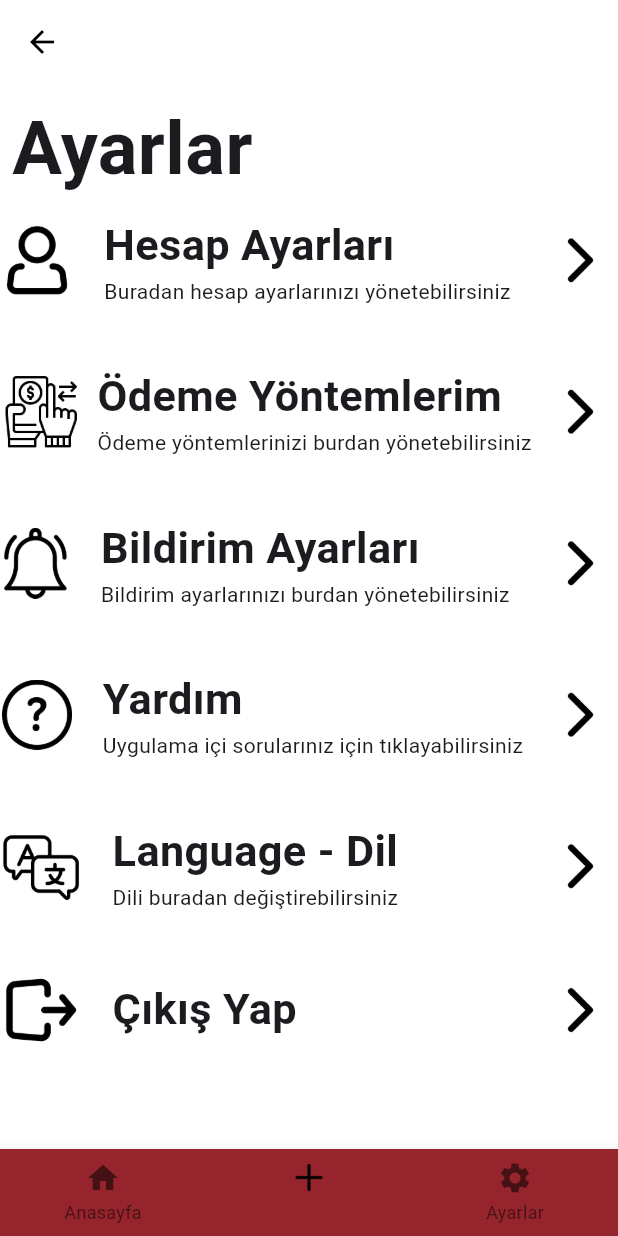
After one commit to GonderGelsin/gondergelsin-mobile-app, a Flutter app: the screen it shows after launch, item 3 of the bottom bar chosen, on a phone screen of 412 x 824 dp. The commit adds this screen. Run offline on Flutter 3.47's test engine with Material 3 defaults, Android fonts, the phone set to English and light mode, and no system bars; Roboto replaces fonts that are missing (Mali).

Commit message:
Ayarlar sayfasını yaptım

```diff
--- a/lib/main.dart
+++ b/lib/main.dart
@@ -19,7 +19,7 @@ class MyApp extends StatelessWidget {
       debugShowCheckedModeBanner: false,
       theme: theme(),
       // home: SplashScreen(),
-      initialRoute: SplashScreen.routeName,
+      initialRoute: HomePage.routName,
 
       routes: routes,
     );
--- a/lib/pages/home/components/body.dart
+++ b/lib/pages/home/components/body.dart
@@ -1,7 +1,10 @@
 import 'package:flutter/material.dart';
+import 'package:flutter_application_1/constants.dart';
 import 'package:flutter_application_1/pages/home/components/notif_screen.dart';
 import 'package:flutter_application_1/pages/home/components/profile_screen.dart';
 import 'package:flutter_application_1/pages/home/home_screen.dart';
+import 'package:flutter_application_1/pages/settings/components/body.dart';
+import 'package:flutter_application_1/pages/settings/settings_screen.dart';
 import 'package:flutter_application_1/size_config.dart';
 
 class Body extends StatefulWidget {
@@ -14,13 +17,21 @@ class _BodyState extends State<Body> {
 
   final List<Widget> _widgetOptions = <Widget>[
     HomePage(),
-    Text('Settings'), // Buraya Settings ekranını yerleştirin
+    SettingsPage(), // SettingsPage eklendi
   ];
 
   void _onItemTapped(int index) {
     setState(() {
       _selectedIndex = index;
     });
+
+    // BottomNavigationBar'ın seçilen öğesine göre sayfa değiştirme işlemi
+    if (_selectedIndex == 2) {
+      Navigator.push(
+        context,
+        MaterialPageRoute(builder: (context) => SettingsPage()),
+      );
+    }
   }
 
   @override
@@ -132,14 +143,18 @@ class _BodyState extends State<Body> {
           ),
         ),
         bottomNavigationBar: BottomNavigationBar(
-          backgroundColor: Colors.transparent,
-          items: const <BottomNavigationBarItem>[
+          backgroundColor: kPrimaryColor,
+          items: <BottomNavigationBarItem>[
             BottomNavigationBarItem(
               icon: Icon(Icons.home),
               label: 'Anasayfa',
             ),
             BottomNavigationBarItem(
-              icon: SizedBox.shrink(), // İkon olmayacak
+              icon: Image.asset(
+                'assets/icons/Arturo-Wibawa-Akar-Plus.512.png',
+                width: 24, // Genişlik
+                height: 24, // Yükseklik
+              ),
               label: '', // Boş label
             ),
             BottomNavigationBarItem(
@@ -153,12 +168,12 @@ class _BodyState extends State<Body> {
         ),
         floatingActionButton: FloatingActionButton(
           onPressed: () {
-            // FAB'a basıldığında yapılacak işlem
+            // "chat" FAB'a basıldığında yapılacak işlem
           },
-          child: Icon(Icons.add),
-          backgroundColor: Colors.white,
+          child: Icon(Icons.chat), // "chat" simgesi
+          backgroundColor: kPrimaryColor, // "chat" FAB'ın arka plan rengi
         ),
-        floatingActionButtonLocation: FloatingActionButtonLocation.centerDocked,
+        floatingActionButtonLocation: FloatingActionButtonLocation.endFloat,
       ),
     );
   }
--- a/lib/pages/register_page.dart
+++ b/lib/pages/register_page.dart
@@ -110,6 +110,8 @@ class MyButton extends StatelessWidget {
 
   @override
   Widget build(BuildContext context) {
+    return Scaffold();
+
     return GestureDetector(
       onTap:
           onTap, // onTap parametresini kullanarak signUserIn fonksiyonunu tetikler
--- /dev/null
+++ b/lib/pages/settings/components/body.dart
@@ -0,0 +1,313 @@
+import 'package:flutter/material.dart';
+import 'package:flutter_application_1/constants.dart';
+import 'package:flutter_application_1/size_config.dart';
+
+class SettingsPage extends StatelessWidget {
+  @override
+  Widget build(BuildContext context) {
+    return Scaffold(
+      appBar: AppBar(),
+      body: Column(
+        crossAxisAlignment: CrossAxisAlignment.start,
+        children: [
+          Padding(
+            padding: const EdgeInsets.all(8.0),
+            child: Text(
+              "Ayarlar",
+              style: TextStyle(
+                fontSize: SizeConfig.screenWidth * 0.12,
+                fontWeight: FontWeight.bold,
+              ),
+            ),
+          ),
+          Container(
+            width: double.infinity,
+            child: Row(
+              children: [
+                Image.asset(
+                  'assets/icons/Arturo-Wibawa-Akar-Person.512.png',
+                  height: getProportionateScreenHeight(50),
+                  width: getProportionateScreenWidth(45),
+                ),
+                const SizedBox(
+                  width: 20,
+                ),
+                Column(
+                  crossAxisAlignment: CrossAxisAlignment.start,
+                  children: [
+                    Text(
+                      "Hesap Ayarları",
+                      style: TextStyle(
+                          fontSize: SizeConfig.screenWidth * 0.07,
+                          fontWeight: FontWeight.bold),
+                    ),
+                    SizedBox(),
+                    Text(
+                      'Buradan hesap ayarlarınızı yönetebilirsiniz',
+                      style:
+                          TextStyle(fontSize: SizeConfig.screenWidth * 0.034),
+                    ),
+                  ],
+                ),
+                Spacer(),
+                Container(
+                  width: 50,
+                  height: 50,
+                  decoration: BoxDecoration(
+                    borderRadius: BorderRadius.circular(10),
+                  ),
+                  child: Image.asset(
+                    'assets/icons/Arturo-Wibawa-Akar-Chevron-right-small.512.png',
+                  ),
+                ),
+              ],
+            ),
+          ),
+          SizedBox(height: 40),
+          Container(
+            width: double.infinity,
+            child: Row(
+              children: [
+                Image.asset(
+                  'assets/icons/money-transfer.png',
+                  height: getProportionateScreenHeight(50),
+                  width: getProportionateScreenWidth(50),
+                ),
+                const SizedBox(
+                  width: 10,
+                ),
+                Column(
+                  crossAxisAlignment: CrossAxisAlignment.start,
+                  children: [
+                    Text(
+                      "Ödeme Yöntemlerim",
+                      style: TextStyle(
+                          fontSize: SizeConfig.screenWidth * 0.07,
+                          fontWeight: FontWeight.bold),
+                    ),
+                    SizedBox(),
+                    Text(
+                      'Ödeme yöntemlerinizi burdan yönetebilirsiniz',
+                      style:
+                          TextStyle(fontSize: SizeConfig.screenWidth * 0.034),
+                    ),
+                  ],
+                ),
+                Spacer(),
+                Container(
+                  width: 50,
+                  height: 50,
+                  decoration: BoxDecoration(
+                    borderRadius: BorderRadius.circular(10),
+                  ),
+                  child: Image.asset(
+                    'assets/icons/Arturo-Wibawa-Akar-Chevron-right-small.512.png',
+                  ),
+                ),
+              ],
+            ),
+          ),
+          SizedBox(height: 40),
+          Container(
+            width: double.infinity,
+            child: Row(
+              children: [
+                Image.asset(
+                  'assets/images/notification.png',
+                  height: getProportionateScreenHeight(50),
+                  width: getProportionateScreenWidth(43),
+                ),
+                const SizedBox(
+                  width: 20,
+                ),
+                Column(
+                  crossAxisAlignment: CrossAxisAlignment.start,
+                  children: [
+                    Text(
+                      "Bildirim Ayarları",
+                      style: TextStyle(
+                          fontSize: SizeConfig.screenWidth * 0.07,
+                          fontWeight: FontWeight.bold),
+                    ),
+                    SizedBox(),
+                    Text(
+                      'Bildirim ayarlarınızı burdan yönetebilirsiniz',
+                      style:
+                          TextStyle(fontSize: SizeConfig.screenWidth * 0.034),
+                    ),
+                  ],
+                ),
+                Spacer(),
+                Container(
+                  width: 50,
+                  height: 50,
+                  decoration: BoxDecoration(
+                    borderRadius: BorderRadius.circular(10),
+                  ),
+                  child: Image.asset(
+                    'assets/icons/Arturo-Wibawa-Akar-Chevron-right-small.512.png',
+                  ),
+                ),
+              ],
+            ),
+          ),
+          SizedBox(height: 40),
+          Container(
+            width: double.infinity,
+            child: Row(
+              children: [
+                Image.asset(
+                  'assets/icons/question.png',
+                  height: getProportionateScreenHeight(46),
+                  width: getProportionateScreenWidth(45),
+                ),
+                const SizedBox(
+                  width: 19,
+                ),
+                Column(
+                  crossAxisAlignment: CrossAxisAlignment.start,
+                  children: [
+                    Text(
+                      "Yardım",
+                      style: TextStyle(
+                          fontSize: SizeConfig.screenWidth * 0.07,
+                          fontWeight: FontWeight.bold),
+                    ),
+                    SizedBox(),
+                    Text(
+                      'Uygulama içi sorularınız için tıklayabilirsiniz',
+                      style:
+                          TextStyle(fontSize: SizeConfig.screenWidth * 0.034),
+                    ),
+                  ],
+                ),
+                Spacer(),
+                Container(
+                  width: 50,
+                  height: 50,
+                  decoration: BoxDecoration(
+                    borderRadius: BorderRadius.circular(10),
+                  ),
+                  child: Image.asset(
+                    'assets/icons/Arturo-Wibawa-Akar-Chevron-right-small.512.png',
+                  ),
+                ),
+              ],
+            ),
+          ),
+          SizedBox(height: 40),
+          Container(
+            width: double.infinity,
+            child: Row(
+              children: [
+                Image.asset(
+                  'assets/icons/language.png',
+                  height: getProportionateScreenHeight(60),
+                  width: getProportionateScreenWidth(50),
+                ),
+                const SizedBox(
+                  width: 20,
+                ),
+                Column(
+                  crossAxisAlignment: CrossAxisAlignment.start,
+                  children: [
+                    Text(
+                      "Language - Dil",
+                      style: TextStyle(
+                          fontSize: SizeConfig.screenWidth * 0.07,
+                          fontWeight: FontWeight.bold),
+                    ),
+                    SizedBox(),
+                    Text(
+                      'Dili buradan değiştirebilirsiniz',
+                      style:
+                          TextStyle(fontSize: SizeConfig.screenWidth * 0.034),
+                    ),
+                  ],
+                ),
+                Spacer(),
+                Container(
+                  width: 50,
+                  height: 50,
+                  decoration: BoxDecoration(
+                    borderRadius: BorderRadius.circular(10),
+                  ),
+                  child: Image.asset(
+                    'assets/icons/Arturo-Wibawa-Akar-Chevron-right-small.512.png',
+                  ),
+                ),
+              ],
+            ),
+          ),
+          SizedBox(height: 40),
+          Container(
+            width: double.infinity,
+            child: Row(
+              children: [
+                Image.asset(
+                  'assets/icons/Arturo-Wibawa-Akar-Sign-out.512.png',
+                  height: getProportionateScreenHeight(50),
+                  width: getProportionateScreenWidth(50),
+                ),
+                const SizedBox(
+                  width: 20,
+                ),
+                Column(
+                  crossAxisAlignment: CrossAxisAlignment.start,
+                  children: [
+                    Text(
+                      "Çıkış Yap",
+                      style: TextStyle(
+                          fontSize: SizeConfig.screenWidth * 0.07,
+                          fontWeight: FontWeight.bold),
+                    ),
+                  ],
+                ),
+                Spacer(),
+                Container(
+                  width: 50,
+                  height: 50,
+                  decoration: BoxDecoration(
+                    borderRadius: BorderRadius.circular(10),
+                  ),
+                  child: Image.asset(
+                    'assets/icons/Arturo-Wibawa-Akar-Chevron-right-small.512.png',
+                  ),
+                ),
+              ],
+            ),
+          ),
+        ],
+      ),
+      bottomNavigationBar: BottomNavigationBar(
+        backgroundColor: kPrimaryColor,
+        items: [
+          BottomNavigationBarItem(
+            icon: Icon(Icons.home),
+            label: 'Anasayfa',
+          ),
+          BottomNavigationBarItem(
+            icon: Image.asset(
+              'assets/icons/Arturo-Wibawa-Akar-Plus.512.png',
+              width: 24, // Genişlik
+              height: 24, // Yükseklik
+            ),
+            label: '', // Boş label
+          ),
+          BottomNavigationBarItem(
+            icon: Icon(Icons.settings),
+            label: 'Ayarlar',
+          ),
+        ],
+        currentIndex:
+            1, // Ayarlar sayfasında olduğumuzu belirtmek için index'i 1 yapın
+        onTap: (index) {
+          if (index == 0) {
+            // Anasayfaya git
+            Navigator.pop(context);
+          }
+        },
+      ),
+    );
+  }
+}
--- /dev/null
+++ b/lib/pages/settings/settings_screen.dart
@@ -0,0 +1,13 @@
+import 'package:flutter/material.dart';
+import 'package:flutter_application_1/pages/forgot_password/components/body.dart';
+
+class Settingspage extends StatelessWidget {
+  Settingspage({super.key});
+  static String routName = "/settings";
+  @override
+  Widget build(BuildContext context) {
+    return Scaffold(
+      body: Body(),
+    );
+  }
+}
```
Also changed, not shown: assets/icons/icons8-help-50.png (added), assets/icons/language.png (added), assets/icons/money-transfer.png (added), assets/icons/question.png (added).
